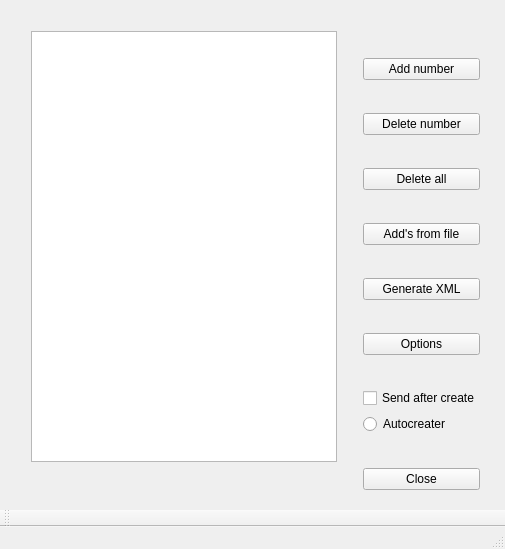
First picture: the form in DbSqlExport/DbSqlExport.ui, repository AnatolySolovyev12/DbSqlExport, before the edit.
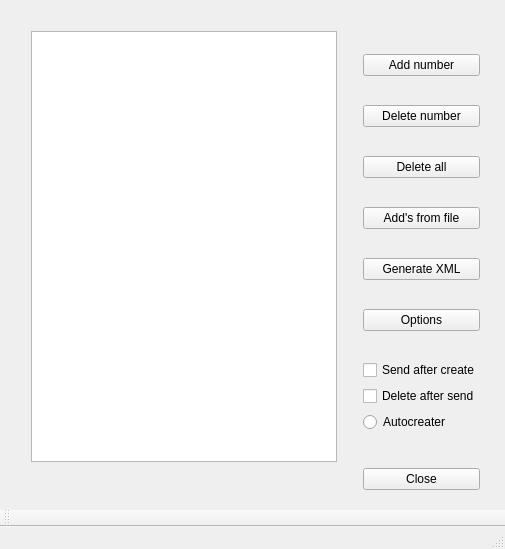
Second picture: the form after the edit.

Commit message: Add delete function.

```diff
--- a/DbSqlExport/DbSqlExport.ui
+++ b/DbSqlExport/DbSqlExport.ui
@@ -117,6 +117,13 @@
            </property>
           </widget>
          </item>
+         <item>
+          <widget class="QCheckBox" name="checkBoxDelAfterSend">
+           <property name="text">
+            <string>Delete after send</string>
+           </property>
+          </widget>
+         </item>
          <item>
           <widget class="QRadioButton" name="autoSender">
            <property name="text">
```
The commit also changes 8 other files.
